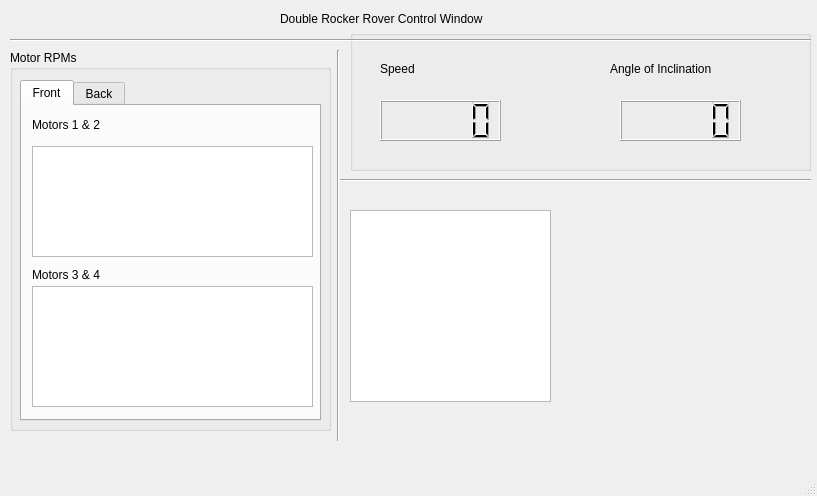
Above: desktopapp.ui from AidanRandtoul/ee4-team7 before the change. Below: the same form after it.
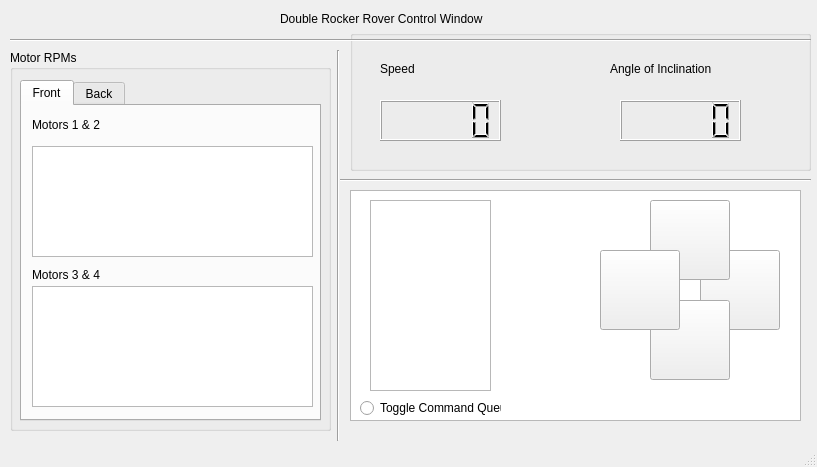
That is the form after the change. Icons and pictures are not drawn.

```diff
--- a/desktopapp.ui
+++ b/desktopapp.ui
@@ -7,7 +7,7 @@
     <x>0</x>
     <y>0</y>
     <width>817</width>
-    <height>496</height>
+    <height>467</height>
    </rect>
   </property>
   <property name="windowTitle">
@@ -257,9 +257,96 @@
     <property name="geometry">
      <rect>
       <x>350</x>
-      <y>210</y>
-      <width>201</width>
-      <height>192</height>
+      <y>190</y>
+      <width>451</width>
+      <height>231</height>
+     </rect>
+    </property>
+   </widget>
+   <widget class="QRadioButton" name="radioButton">
+    <property name="geometry">
+     <rect>
+      <x>360</x>
+      <y>400</y>
+      <width>141</width>
+      <height>16</height>
+     </rect>
+    </property>
+    <property name="text">
+     <string>Toggle Command Queue</string>
+    </property>
+   </widget>
+   <widget class="QPushButton" name="pushButton">
+    <property name="geometry">
+     <rect>
+      <x>700</x>
+      <y>250</y>
+      <width>80</width>
+      <height>80</height>
+     </rect>
+    </property>
+    <property name="styleSheet">
+     <string notr="true">border-image: url(:/images/Right Arrow.png);</string>
+    </property>
+    <property name="text">
+     <string/>
+    </property>
+   </widget>
+   <widget class="QPushButton" name="pushButton_2">
+    <property name="geometry">
+     <rect>
+      <x>650</x>
+      <y>300</y>
+      <width>80</width>
+      <height>80</height>
+     </rect>
+    </property>
+    <property name="styleSheet">
+     <string notr="true">border-image: url(:/images/Down Arrow.png);</string>
+    </property>
+    <property name="text">
+     <string/>
+    </property>
+   </widget>
+   <widget class="QPushButton" name="upButton">
+    <property name="geometry">
+     <rect>
+      <x>650</x>
+      <y>200</y>
+      <width>80</width>
+      <height>80</height>
+     </rect>
+    </property>
+    <property name="styleSheet">
+     <string notr="true">border-image: url(:/images/Up Arrow.png);</string>
+    </property>
+    <property name="text">
+     <string/>
+    </property>
+   </widget>
+   <widget class="QPushButton" name="pushButton_4">
+    <property name="geometry">
+     <rect>
+      <x>600</x>
+      <y>250</y>
+      <width>80</width>
+      <height>80</height>
+     </rect>
+    </property>
+    <property name="styleSheet">
+     <string notr="true">border-image: url(:/images/Left Arrow.png);</string>
+    </property>
+    <property name="text">
+     <string/>
+    </property>
+   </widget>
+   <widget class="QListView" name="listView">
+    <property name="geometry">
+     <rect>
+      <x>370</x>
+      <y>200</y>
+      <width>121</width>
+      <height>191</height>
      </rect>
     </property>
    </widget>
@@ -270,6 +357,12 @@
    <zorder>line_3</zorder>
    <zorder>groupBox</zorder>
    <zorder>listWidget</zorder>
+   <zorder>radioButton</zorder>
+   <zorder>pushButton</zorder>
+   <zorder>pushButton_2</zorder>
+   <zorder>upButton</zorder>
+   <zorder>pushButton_4</zorder>
+   <zorder>listView</zorder>
   </widget>
   <widget class="QMenuBar" name="menubar">
    <property name="geometry">
@@ -277,7 +370,7 @@
      <x>0</x>
      <y>0</y>
      <width>817</width>
-     <height>22</height>
+     <height>21</height>
     </rect>
    </property>
   </widget>
```
Left out of the diff: 4 changed lines with no effect on the pictures.
